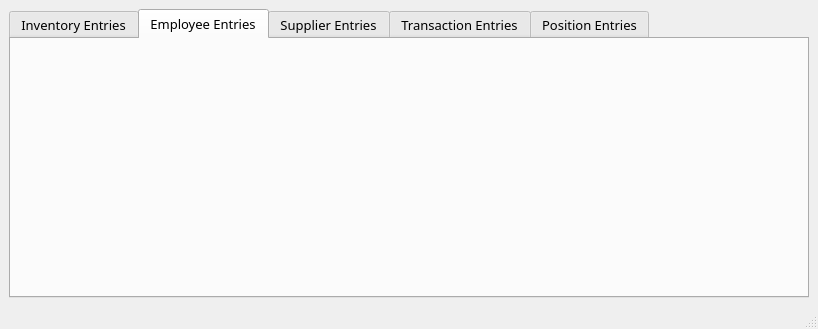
This is Design Backend and FrontEnd/PyQt5 Prototype/Route88_Inventory_ModifierEntry.ui in CodexLink/Route88_HybridBusinessSystem as Qt 5 draws it before an edit. The edited form follows.
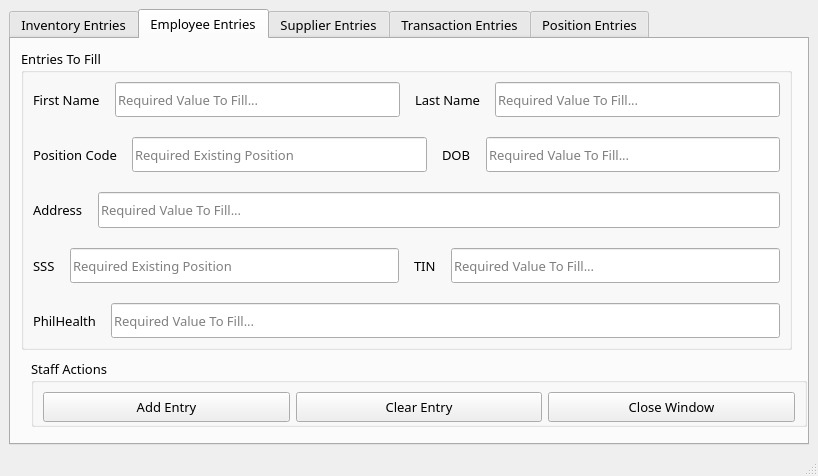
This is the edited form. The open tabs and pages were chosen to show the change. Icons and pictures are not drawn.

Commit message: [Management Modifier Progression] Added QLineEdit for Other Type Entries

The edit to the form file:
```diff
--- a/Design Backend and FrontEnd/PyQt5 Prototype/Route88_Inventory_ModifierEntry.ui
+++ b/Design Backend and FrontEnd/PyQt5 Prototype/Route88_Inventory_ModifierEntry.ui
@@ -10,7 +10,7 @@
     <x>0</x>
     <y>0</y>
     <width>818</width>
-    <height>329</height>
+    <height>476</height>
    </rect>
   </property>
   <property name="minimumSize">
@@ -515,6 +515,491 @@
        <attribute name="title">
         <string>Employee Entries</string>
        </attribute>
+       <widget class="QGroupBox" name="groupBox_3">
+        <property name="geometry">
+         <rect>
+          <x>20</x>
+          <y>320</y>
+          <width>776</width>
+          <height>68</height>
+         </rect>
+        </property>
+        <property name="sizePolicy">
+         <sizepolicy hsizetype="Preferred" vsizetype="Fixed">
+          <horstretch>0</horstretch>
+          <verstretch>0</verstretch>
+         </sizepolicy>
+        </property>
+        <property name="font">
+         <font>
+          <family>Roboto Mono</family>
+          <pointsize>10</pointsize>
+         </font>
+        </property>
+        <property name="title">
+         <string>Staff Actions</string>
+        </property>
+        <layout class="QHBoxLayout" name="horizontalLayout_14">
+         <item>
+          <widget class="QPushButton" name="Modifier_AddEntry_2">
+           <property name="sizePolicy">
+            <sizepolicy hsizetype="Minimum" vsizetype="Maximum">
+             <horstretch>0</horstretch>
+             <verstretch>0</verstretch>
+            </sizepolicy>
+           </property>
+           <property name="minimumSize">
+            <size>
+             <width>0</width>
+             <height>30</height>
+            </size>
+           </property>
+           <property name="font">
+            <font>
+             <family>Roboto Mono</family>
+             <pointsize>10</pointsize>
+            </font>
+           </property>
+           <property name="text">
+            <string>Add Entry</string>
+           </property>
+          </widget>
+         </item>
+         <item>
+          <widget class="QPushButton" name="Modifier_ClearEntry_2">
+           <property name="sizePolicy">
+            <sizepolicy hsizetype="Minimum" vsizetype="Maximum">
+             <horstretch>0</horstretch>
+             <verstretch>0</verstretch>
+            </sizepolicy>
+           </property>
+           <property name="minimumSize">
+            <size>
+             <width>0</width>
+             <height>30</height>
+            </size>
+           </property>
+           <property name="font">
+            <font>
+             <family>Roboto Mono</family>
+             <pointsize>10</pointsize>
+            </font>
+           </property>
+           <property name="text">
+            <string>Clear Entry</string>
+           </property>
+          </widget>
+         </item>
+         <item>
+          <widget class="QPushButton" name="Modifier_CloseWindow_2">
+           <property name="sizePolicy">
+            <sizepolicy hsizetype="Minimum" vsizetype="Maximum">
+             <horstretch>0</horstretch>
+             <verstretch>0</verstretch>
+            </sizepolicy>
+           </property>
+           <property name="minimumSize">
+            <size>
+             <width>0</width>
+             <height>30</height>
+            </size>
+           </property>
+           <property name="font">
+            <font>
+             <family>Roboto Mono</family>
+             <pointsize>10</pointsize>
+            </font>
+           </property>
+           <property name="text">
+            <string>Close Window</string>
+           </property>
+          </widget>
+         </item>
+        </layout>
+       </widget>
+       <widget class="QGroupBox" name="groupBox_4">
+        <property name="geometry">
+         <rect>
+          <x>10</x>
+          <y>10</y>
+          <width>771</width>
+          <height>301</height>
+         </rect>
+        </property>
+        <property name="title">
+         <string>Entries To Fill</string>
+        </property>
+        <layout class="QVBoxLayout" name="verticalLayout_2">
+         <property name="spacing">
+          <number>20</number>
+         </property>
+         <item>
+          <layout class="QHBoxLayout" name="horizontalLayout_6">
+           <property name="spacing">
+            <number>15</number>
+           </property>
+           <item>
+            <widget class="QLabel" name="label_8">
+             <property name="sizePolicy">
+              <sizepolicy hsizetype="Fixed" vsizetype="Preferred">
+               <horstretch>0</horstretch>
+               <verstretch>0</verstretch>
+              </sizepolicy>
+             </property>
+             <property name="font">
+              <font>
+               <family>Roboto Mono</family>
+               <pointsize>10</pointsize>
+              </font>
+             </property>
+             <property name="text">
+              <string>First Name</string>
+             </property>
+            </widget>
+           </item>
+           <item>
+            <widget class="QLineEdit" name="AddEntry_ItemCode_2">
+             <property name="sizePolicy">
+              <sizepolicy hsizetype="Preferred" vsizetype="Ignored">
+               <horstretch>0</horstretch>
+               <verstretch>0</verstretch>
+              </sizepolicy>
+             </property>
+             <property name="font">
+              <font>
+               <family>Roboto Mono</family>
+               <pointsize>10</pointsize>
+              </font>
+             </property>
+             <property name="placeholderText">
+              <string>Required Value To Fill...</string>
+             </property>
+             <property name="clearButtonEnabled">
+              <bool>true</bool>
+             </property>
+            </widget>
+           </item>
+           <item>
+            <widget class="QLabel" name="label_9">
+             <property name="sizePolicy">
+              <sizepolicy hsizetype="Fixed" vsizetype="Preferred">
+               <horstretch>0</horstretch>
+               <verstretch>0</verstretch>
+              </sizepolicy>
+             </property>
+             <property name="font">
+              <font>
+               <family>Roboto Mono</family>
+               <pointsize>10</pointsize>
+              </font>
+             </property>
+             <property name="text">
+              <string>Last Name</string>
+             </property>
+            </widget>
+           </item>
+           <item>
+            <widget class="QLineEdit" name="AddEntry_SupplierCode_2">
+             <property name="sizePolicy">
+              <sizepolicy hsizetype="Preferred" vsizetype="Ignored">
+               <horstretch>0</horstretch>
+               <verstretch>0</verstretch>
+              </sizepolicy>
+             </property>
+             <property name="font">
+              <font>
+               <family>Roboto Mono</family>
+               <pointsize>10</pointsize>
+              </font>
+             </property>
+             <property name="placeholderText">
+              <string>Required Value To Fill...</string>
+             </property>
+             <property name="clearButtonEnabled">
+              <bool>true</bool>
+             </property>
+            </widget>
+           </item>
+          </layout>
+         </item>
+         <item>
+          <layout class="QHBoxLayout" name="horizontalLayout_7">
+           <property name="spacing">
+            <number>15</number>
+           </property>
+           <item>
+            <widget class="QLabel" name="label_10">
+             <property name="sizePolicy">
+              <sizepolicy hsizetype="Fixed" vsizetype="Preferred">
+               <horstretch>0</horstretch>
+               <verstretch>0</verstretch>
+              </sizepolicy>
+             </property>
+             <property name="font">
+              <font>
+               <family>Roboto Mono</family>
+               <pointsize>10</pointsize>
+              </font>
+             </property>
+             <property name="text">
+              <string>Position Code</string>
+             </property>
+            </widget>
+           </item>
+           <item>
+            <widget class="QLineEdit" name="AddEntry_ItemCode_3">
+             <property name="sizePolicy">
+              <sizepolicy hsizetype="Preferred" vsizetype="Ignored">
+               <horstretch>0</horstretch>
+               <verstretch>0</verstretch>
+              </sizepolicy>
+             </property>
+             <property name="font">
+              <font>
+               <family>Roboto Mono</family>
+               <pointsize>10</pointsize>
+              </font>
+             </property>
+             <property name="placeholderText">
+              <string>Required Existing Position</string>
+             </property>
+             <property name="clearButtonEnabled">
+              <bool>true</bool>
+             </property>
+            </widget>
+           </item>
+           <item>
+            <widget class="QLabel" name="label_11">
+             <property name="sizePolicy">
+              <sizepolicy hsizetype="Fixed" vsizetype="Preferred">
+               <horstretch>0</horstretch>
+               <verstretch>0</verstretch>
+              </sizepolicy>
+             </property>
+             <property name="font">
+              <font>
+               <family>Roboto Mono</family>
+               <pointsize>10</pointsize>
+              </font>
+             </property>
+             <property name="text">
+              <string>DOB</string>
+             </property>
+            </widget>
+           </item>
+           <item>
+            <widget class="QLineEdit" name="AddEntry_SupplierCode_3">
+             <property name="sizePolicy">
+              <sizepolicy hsizetype="Preferred" vsizetype="Ignored">
+               <horstretch>0</horstretch>
+               <verstretch>0</verstretch>
+              </sizepolicy>
+             </property>
+             <property name="font">
+              <font>
+               <family>Roboto Mono</family>
+               <pointsize>10</pointsize>
+              </font>
+             </property>
+             <property name="placeholderText">
+              <string>Required Value To Fill...</string>
+             </property>
+             <property name="clearButtonEnabled">
+              <bool>true</bool>
+             </property>
+            </widget>
+           </item>
+          </layout>
+         </item>
+         <item>
+          <layout class="QHBoxLayout" name="horizontalLayout_8">
+           <property name="spacing">
+            <number>15</number>
+           </property>
+           <item>
+            <widget class="QLabel" name="label_12">
+             <property name="sizePolicy">
+              <sizepolicy hsizetype="Fixed" vsizetype="Preferred">
+               <horstretch>0</horstretch>
+               <verstretch>0</verstretch>
+              </sizepolicy>
+             </property>
+             <property name="font">
+              <font>
+               <family>Roboto Mono</family>
+               <pointsize>10</pointsize>
+              </font>
+             </property>
+             <property name="text">
+              <string>Address</string>
+             </property>
+            </widget>
+           </item>
+           <item>
+            <widget class="QLineEdit" name="AddEntry_ItemCode_4">
+             <property name="sizePolicy">
+              <sizepolicy hsizetype="Preferred" vsizetype="Ignored">
+               <horstretch>0</horstretch>
+               <verstretch>0</verstretch>
+              </sizepolicy>
+             </property>
+             <property name="font">
+              <font>
+               <family>Roboto Mono</family>
+               <pointsize>10</pointsize>
+              </font>
+             </property>
+             <property name="placeholderText">
+              <string>Required Value To Fill...</string>
+             </property>
+             <property name="clearButtonEnabled">
+              <bool>true</bool>
+             </property>
+            </widget>
+           </item>
+          </layout>
+         </item>
+         <item>
+          <layout class="QHBoxLayout" name="horizontalLayout_11">
+           <property name="spacing">
+            <number>15</number>
+           </property>
+           <item>
+            <widget class="QLabel" name="label_17">
+             <property name="sizePolicy">
+              <sizepolicy hsizetype="Fixed" vsizetype="Preferred">
+               <horstretch>0</horstretch>
+               <verstretch>0</verstretch>
+              </sizepolicy>
+             </property>
+             <property name="font">
+              <font>
+               <family>Roboto Mono</family>
+               <pointsize>10</pointsize>
+              </font>
+             </property>
+             <property name="text">
+              <string>SSS</string>
+             </property>
+            </widget>
+           </item>
+           <item>
+            <widget class="QLineEdit" name="AddEntry_ItemCode_6">
+             <property name="sizePolicy">
+              <sizepolicy hsizetype="Preferred" vsizetype="Ignored">
+               <horstretch>0</horstretch>
+               <verstretch>0</verstretch>
+              </sizepolicy>
+             </property>
+             <property name="font">
+              <font>
+               <family>Roboto Mono</family>
+               <pointsize>10</pointsize>
+              </font>
+             </property>
+             <property name="placeholderText">
+              <string>Required Existing Position</string>
+             </property>
+             <property name="clearButtonEnabled">
+              <bool>true</bool>
+             </property>
+            </widget>
+           </item>
+           <item>
+            <widget class="QLabel" name="label_18">
+             <property name="sizePolicy">
+              <sizepolicy hsizetype="Fixed" vsizetype="Preferred">
+               <horstretch>0</horstretch>
+               <verstretch>0</verstretch>
+              </sizepolicy>
+             </property>
+             <property name="font">
+              <font>
+               <family>Roboto Mono</family>
+               <pointsize>10</pointsize>
+              </font>
+             </property>
+             <property name="text">
+              <string>TIN</string>
+             </property>
+            </widget>
+           </item>
+           <item>
+            <widget class="QLineEdit" name="AddEntry_SupplierCode_5">
+             <property name="sizePolicy">
+              <sizepolicy hsizetype="Preferred" vsizetype="Ignored">
+               <horstretch>0</horstretch>
+               <verstretch>0</verstretch>
+              </sizepolicy>
+             </property>
+             <property name="font">
+              <font>
+               <family>Roboto Mono</family>
+               <pointsize>10</pointsize>
+              </font>
+             </property>
+             <property name="placeholderText">
+              <string>Required Value To Fill...</string>
+             </property>
+             <property name="clearButtonEnabled">
+              <bool>true</bool>
+             </property>
+            </widget>
+           </item>
+          </layout>
+         </item>
+         <item>
+          <layout class="QHBoxLayout" name="horizontalLayout_13">
+           <property name="spacing">
+            <number>15</number>
+           </property>
+           <item>
+            <widget class="QLabel" name="label_21">
+             <property name="sizePolicy">
+              <sizepolicy hsizetype="Fixed" vsizetype="Preferred">
+               <horstretch>0</horstretch>
+               <verstretch>0</verstretch>
+              </sizepolicy>
+             </property>
+             <property name="font">
+              <font>
+               <family>Roboto Mono</family>
+               <pointsize>10</pointsize>
+              </font>
+             </property>
+             <property name="text">
+              <string>PhilHealth</string>
+             </property>
+            </widget>
+           </item>
+           <item>
+            <widget class="QLineEdit" name="AddEntry_ItemCode_8">
+             <property name="sizePolicy">
+              <sizepolicy hsizetype="Preferred" vsizetype="Ignored">
+               <horstretch>0</horstretch>
+               <verstretch>0</verstretch>
+              </sizepolicy>
+             </property>
+             <property name="font">
+              <font>
+               <family>Roboto Mono</family>
+               <pointsize>10</pointsize>
+              </font>
+             </property>
+             <property name="placeholderText">
+              <string>Required Value To Fill...</string>
+             </property>
+             <property name="clearButtonEnabled">
+              <bool>true</bool>
+             </property>
+            </widget>
+           </item>
+          </layout>
+         </item>
+        </layout>
+       </widget>
+       <zorder>groupBox_4</zorder>
+       <zorder>groupBox_3</zorder>
       </widget>
       <widget class="QWidget" name="SupplierEntryWindow">
        <attribute name="title">
```
Left out of the diff: 141 changed lines with no effect on the pictures. Lines whose indentation alone changed are shown as unchanged. The commit also changes 1 other file.
